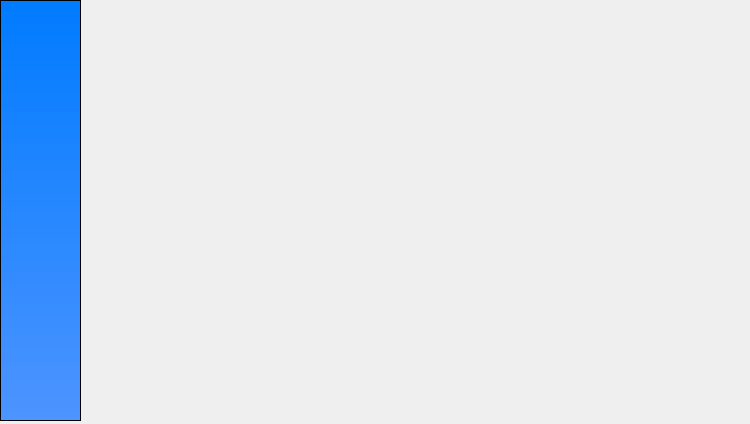
This is accueil.ui in Projet-CPP-2A6/Nautica as Qt 5 draws it before an edit. The edited form follows.
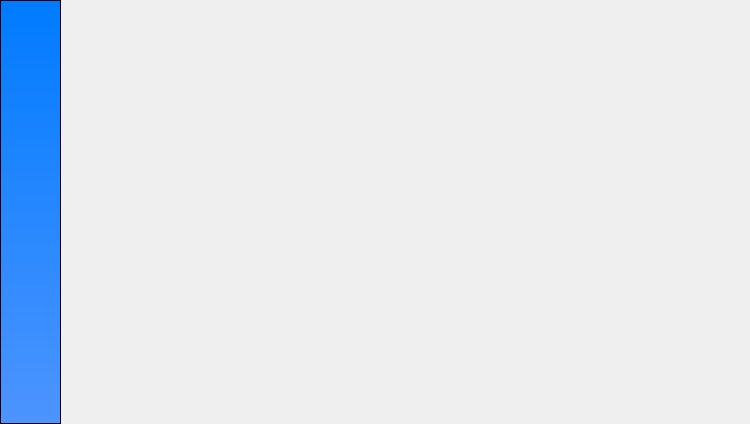
This is the edited form.

Commit message: Updated UI, Centered Login, Client Registration

What changed in the file:
```diff
--- a/accueil.ui
+++ b/accueil.ui
@@ -13,19 +13,25 @@
   <property name="windowTitle">
    <string>Dialog</string>
   </property>
+  <property name="styleSheet">
+   <string notr="true"/>
+  </property>
   <widget class="QFrame" name="NavFrame">
    <property name="geometry">
     <rect>
      <x>0</x>
      <y>0</y>
-     <width>81</width>
-     <height>421</height>
+     <width>61</width>
+     <height>424</height>
     </rect>
    </property>
    <property name="styleSheet">
     <string notr="true">QFrame#NavFrame {
     alignment: AlignCenter;
     background: qlineargradient(spread:pad, x1:0, y1:0, x2:0, y2:1, stop:0 #007bff, stop:1 #4d94ff);
+	width: 1000px;
+height: 100%;
+padding: 0;
 }
 </string>
    </property>
@@ -39,10 +45,10 @@
   <widget class="QStackedWidget" name="stackedWidget">
    <property name="geometry">
     <rect>
-     <x>80</x>
+     <x>59</x>
      <y>0</y>
-     <width>671</width>
-     <height>421</height>
+     <width>691</width>
+     <height>424</height>
     </rect>
    </property>
    <widget class="QWidget" name="page"/>
```
Left out of the diff: 2 changed lines with no effect on the pictures. The commit also changes 2 other files.
